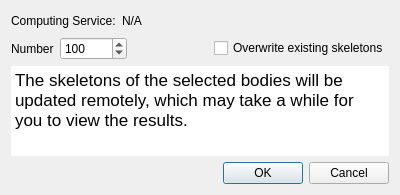
The window that neurolabi/gui/dialogs/zflyemskeletonupdatedialog.ui (janelia-flyem/NeuTu) describes before a commit, drawn with Qt 5.
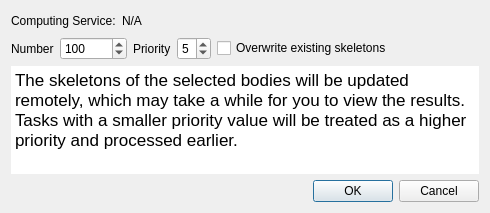
The same window after the commit.

Commit message: add skeletonization for body list in a file

```diff
--- a/neurolabi/gui/dialogs/zflyemskeletonupdatedialog.ui
+++ b/neurolabi/gui/dialogs/zflyemskeletonupdatedialog.ui
@@ -6,8 +6,8 @@
    <rect>
     <x>0</x>
     <y>0</y>
-    <width>400</width>
-    <height>195</height>
+    <width>490</width>
+    <height>213</height>
    </rect>
   </property>
   <property name="windowTitle">
@@ -68,17 +68,21 @@
       </widget>
      </item>
      <item>
-      <spacer name="horizontalSpacer_2">
-       <property name="orientation">
-        <enum>Qt::Horizontal</enum>
+      <widget class="QLabel" name="label_2">
+       <property name="text">
+        <string>Priority</string>
        </property>
-       <property name="sizeHint" stdset="0">
-        <size>
-         <width>40</width>
-         <height>20</height>
-        </size>
+      </widget>
+     </item>
+     <item>
+      <widget class="QSpinBox" name="prioritySpinBox">
+       <property name="maximum">
+        <number>9</number>
        </property>
-      </spacer>
+       <property name="value">
+        <number>5</number>
+       </property>
+      </widget>
      </item>
      <item>
       <widget class="QCheckBox" name="overwriteCheckBox">
@@ -90,6 +94,19 @@
        </property>
       </widget>
      </item>
+     <item>
+      <spacer name="horizontalSpacer_2">
+       <property name="orientation">
+        <enum>Qt::Horizontal</enum>
+       </property>
+       <property name="sizeHint" stdset="0">
+        <size>
+         <width>40</width>
+         <height>20</height>
+        </size>
+       </property>
+      </spacer>
+     </item>
     </layout>
    </item>
    <item>
@@ -114,7 +131,7 @@
 &lt;html&gt;&lt;head&gt;&lt;meta name=&quot;qrichtext&quot; content=&quot;1&quot; /&gt;&lt;style type=&quot;text/css&quot;&gt;
 p, li { white-space: pre-wrap; }
 &lt;/style&gt;&lt;/head&gt;&lt;body style=&quot; font-family:'.SF NS Text'; font-size:13pt; font-weight:400; font-style:normal;&quot;&gt;
-&lt;p style=&quot; margin-top:0px; margin-bottom:0px; margin-left:0px; margin-right:0px; -qt-block-indent:0; text-indent:0px;&quot;&gt;&lt;span style=&quot; font-family:'Lucida Grande';&quot;&gt;The skeletons of the selected bodies will be updated remotely, which may take a while for you to view the results.&lt;/span&gt;&lt;/p&gt;&lt;/body&gt;&lt;/html&gt;</string>
+&lt;p style=&quot; margin-top:0px; margin-bottom:0px; margin-left:0px; margin-right:0px; -qt-block-indent:0; text-indent:0px;&quot;&gt;&lt;span style=&quot; font-family:'Lucida Grande';&quot;&gt;The skeletons of the selected bodies will be updated remotely, which may take a while for you to view the results. Tasks with a smaller priority value will be treated as a higher priority and processed earlier.&lt;/span&gt;&lt;/p&gt;&lt;/body&gt;&lt;/html&gt;</string>
      </property>
     </widget>
    </item>
```
The commit also changes 14 other files.
